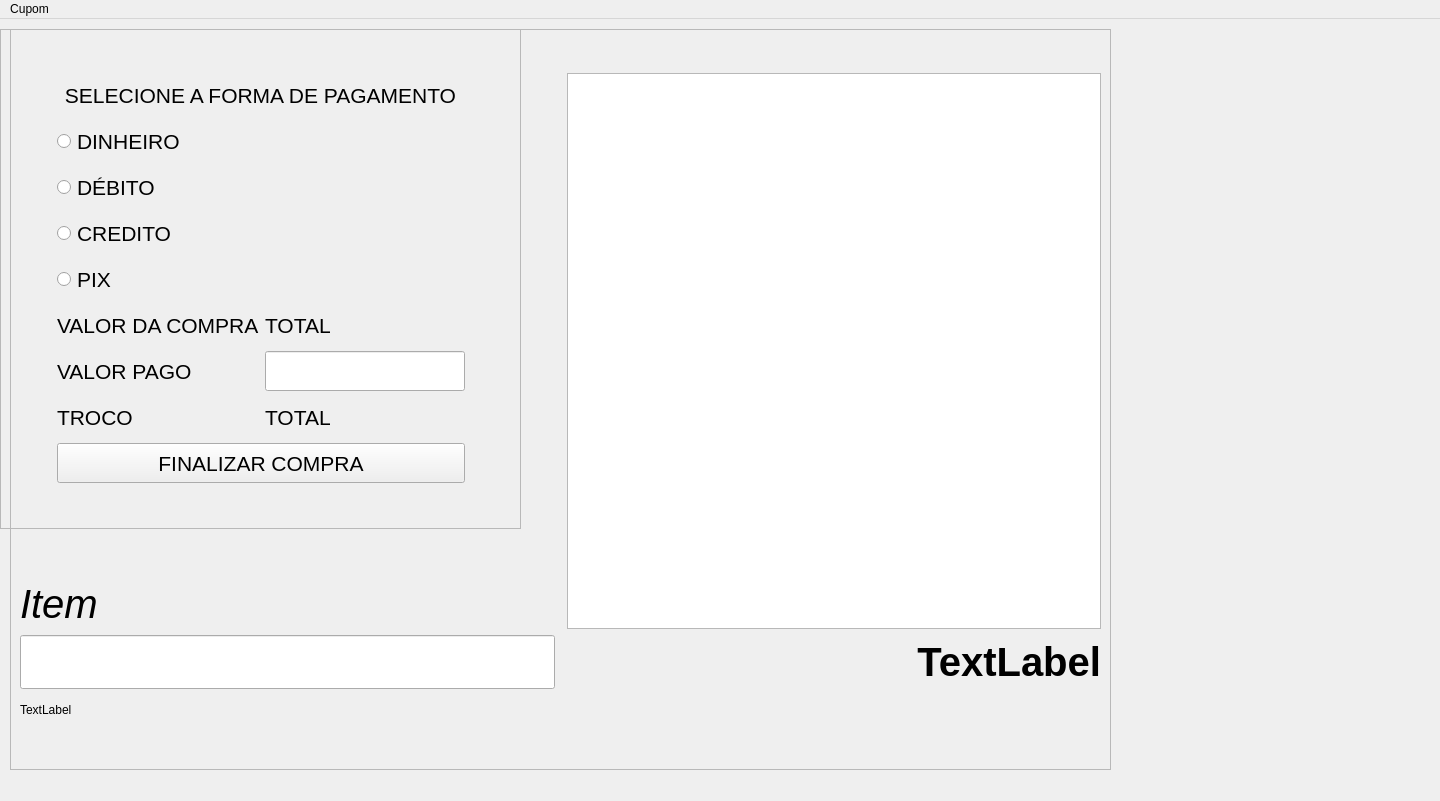
Old version of the form tela.ui in the repository chriscoliveira/SisVendas.
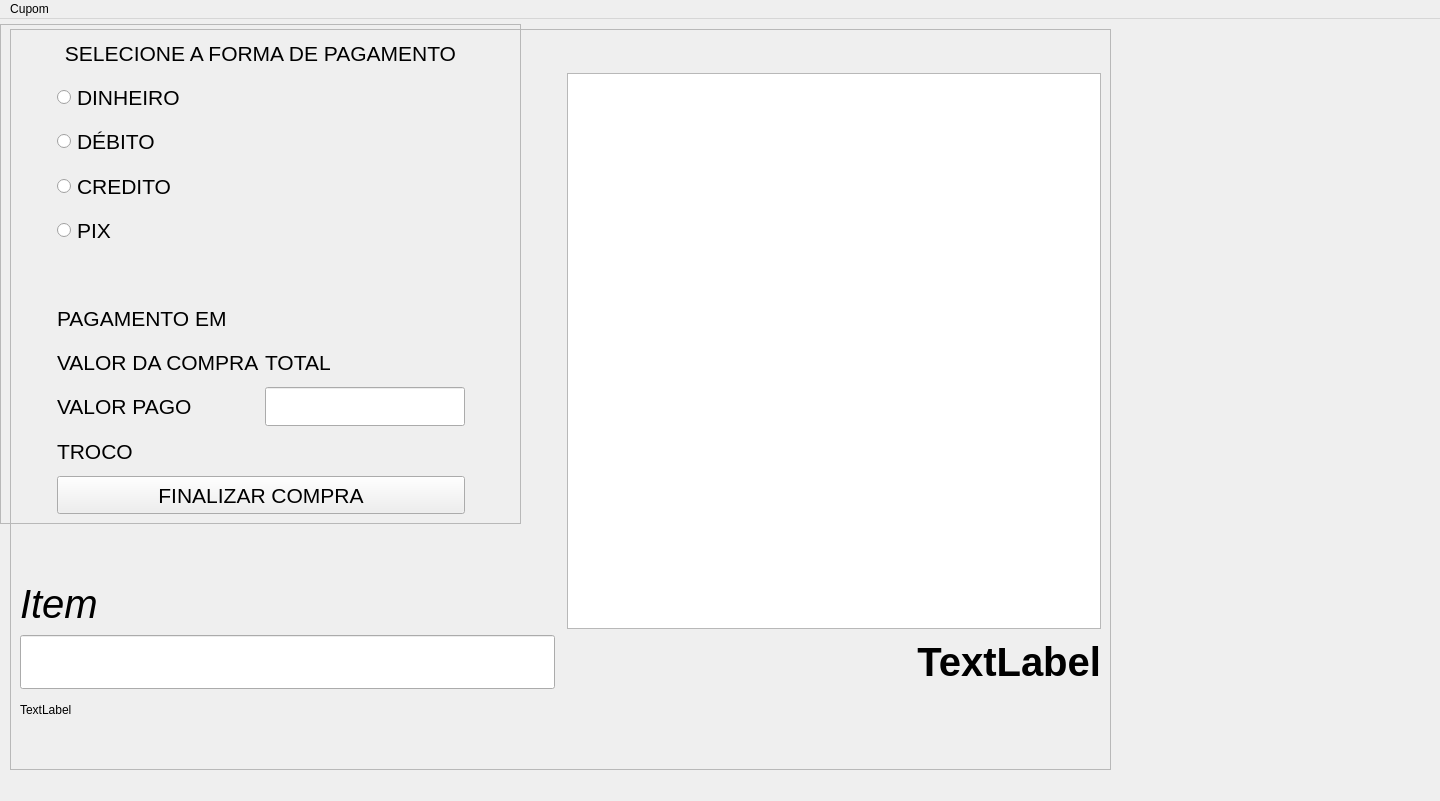
New version of the form.

```diff
--- a/tela.ui
+++ b/tela.ui
@@ -142,7 +142,7 @@
     <property name="geometry">
      <rect>
       <x>0</x>
-      <y>10</y>
+      <y>5</y>
       <width>521</width>
       <height>500</height>
      </rect>
@@ -165,70 +165,7 @@
     <layout class="QGridLayout" name="gridLayout_4">
      <item row="0" column="1">
       <layout class="QGridLayout" name="gridLayout_3">
-       <item row="5" column="2">
-        <widget class="QLabel" name="lb_total">
-         <property name="font">
-          <font>
-           <pointsize>16</pointsize>
-          </font>
-         </property>
-         <property name="text">
-          <string>TOTAL</string>
-         </property>
-        </widget>
-       </item>
-       <item row="6" column="2">
-        <widget class="QLineEdit" name="ed_valorPago">
-         <property name="maximumSize">
-          <size>
-           <width>200</width>
-           <height>40</height>
-          </size>
-         </property>
-         <property name="font">
-          <font>
-           <pointsize>16</pointsize>
-          </font>
-         </property>
-        </widget>
-       </item>
-       <item row="6" column="1">
-        <widget class="QLabel" name="label_5">
-         <property name="maximumSize">
-          <size>
-           <width>16777215</width>
-           <height>40</height>
-          </size>
-         </property>
-         <property name="font">
-          <font>
-           <pointsize>16</pointsize>
-          </font>
-         </property>
-         <property name="text">
-          <string>VALOR PAGO</string>
-         </property>
-        </widget>
-       </item>
-       <item row="7" column="1">
-        <widget class="QLabel" name="label_6">
-         <property name="maximumSize">
-          <size>
-           <width>16777215</width>
-           <height>40</height>
-          </size>
-         </property>
-         <property name="font">
-          <font>
-           <pointsize>16</pointsize>
-          </font>
-         </property>
-         <property name="text">
-          <string>TROCO</string>
-         </property>
-        </widget>
-       </item>
-       <item row="7" column="2">
+       <item row="9" column="2">
         <widget class="QLabel" name="lb_troco">
          <property name="maximumSize">
           <size>
@@ -242,7 +179,7 @@
           </font>
          </property>
          <property name="text">
-          <string>TOTAL</string>
+          <string/>
          </property>
         </widget>
        </item>
@@ -264,6 +201,42 @@
          </property>
         </widget>
        </item>
+       <item row="1" column="1" colspan="2">
+        <widget class="QRadioButton" name="rb_dinheiro">
+         <property name="maximumSize">
+          <size>
+           <width>16777215</width>
+           <height>40</height>
+          </size>
+         </property>
+         <property name="font">
+          <font>
+           <pointsize>16</pointsize>
+          </font>
+         </property>
+         <property name="text">
+          <string>DINHEIRO</string>
+         </property>
+        </widget>
+       </item>
+       <item row="8" column="1">
+        <widget class="QLabel" name="label_5">
+         <property name="maximumSize">
+          <size>
+           <width>16777215</width>
+           <height>40</height>
+          </size>
+         </property>
+         <property name="font">
+          <font>
+           <pointsize>16</pointsize>
+          </font>
+         </property>
+         <property name="text">
+          <string>VALOR PAGO</string>
+         </property>
+        </widget>
+       </item>
        <item row="3" column="1" colspan="2">
         <widget class="QRadioButton" name="rb_credito">
          <property name="maximumSize">
@@ -300,8 +273,8 @@
          </property>
         </widget>
        </item>
-       <item row="1" column="1" colspan="2">
-        <widget class="QRadioButton" name="rb_dinheiro">
+       <item row="9" column="1">
+        <widget class="QLabel" name="label_6">
          <property name="maximumSize">
           <size>
            <width>16777215</width>
@@ -314,7 +287,7 @@
           </font>
          </property>
          <property name="text">
-          <string>DINHEIRO</string>
+          <string>TROCO</string>
          </property>
         </widget>
        </item>
@@ -339,7 +312,19 @@
          </property>
         </widget>
        </item>
-       <item row="5" column="1">
+       <item row="7" column="2">
+        <widget class="QLabel" name="lb_total">
+         <property name="font">
+          <font>
+           <pointsize>16</pointsize>
+          </font>
+         </property>
+         <property name="text">
+          <string>TOTAL</string>
+         </property>
+        </widget>
+       </item>
+       <item row="7" column="1">
         <widget class="QLabel" name="label_4">
          <property name="maximumSize">
           <size>
@@ -357,7 +342,7 @@
          </property>
         </widget>
        </item>
-       <item row="8" column="1" colspan="2">
+       <item row="10" column="1" colspan="2">
         <widget class="QPushButton" name="bt_finalizar">
          <property name="maximumSize">
           <size>
@@ -375,6 +360,52 @@
          </property>
         </widget>
        </item>
+       <item row="8" column="2">
+        <widget class="QLineEdit" name="ed_valorPago">
+         <property name="maximumSize">
+          <size>
+           <width>200</width>
+           <height>40</height>
+          </size>
+         </property>
+         <property name="font">
+          <font>
+           <pointsize>16</pointsize>
+          </font>
+         </property>
+        </widget>
+       </item>
+       <item row="5" column="1">
+        <widget class="QLabel" name="label_3">
+         <property name="text">
+          <string/>
+         </property>
+        </widget>
+       </item>
+       <item row="6" column="2">
+        <widget class="QLabel" name="lbl_tipo_pagto">
+         <property name="font">
+          <font>
+           <pointsize>16</pointsize>
+          </font>
+         </property>
+         <property name="text">
+          <string/>
+         </property>
+        </widget>
+       </item>
+       <item row="6" column="1">
+        <widget class="QLabel" name="label_7">
+         <property name="font">
+          <font>
+           <pointsize>16</pointsize>
+          </font>
+         </property>
+         <property name="text">
+          <string>PAGAMENTO EM</string>
+         </property>
+        </widget>
+       </item>
       </layout>
      </item>
     </layout>
```
Left out of the diff: 8 changed lines with no effect on the pictures.
